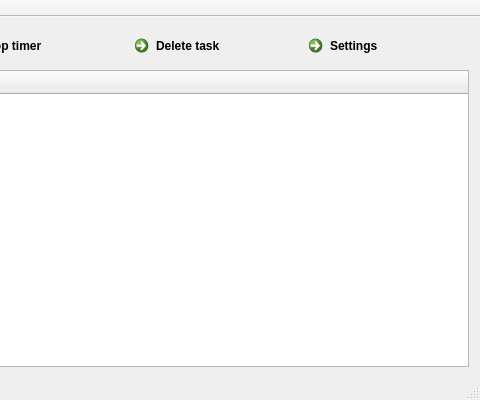
The window that mainwindow.ui (frajasalo/qtimetracker) describes before a commit, drawn with Qt 5; both pictures show x 428 to 908 and y 0 to 400 of the 908 by 400 pixel window.
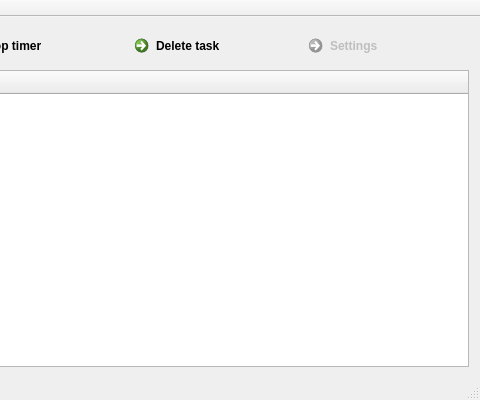
The same window after the commit. Icons and pictures are not drawn.

Commit message: Disable the newly cerated settings button

```diff
--- a/mainwindow.ui
+++ b/mainwindow.ui
@@ -65,6 +65,9 @@
     </item>
     <item row="0" column="5">
      <widget class="QCommandLinkButton" name="btn_settings">
+      <property name="enabled">
+       <bool>false</bool>
+      </property>
       <property name="text">
        <string>Settings</string>
       </property>
```
